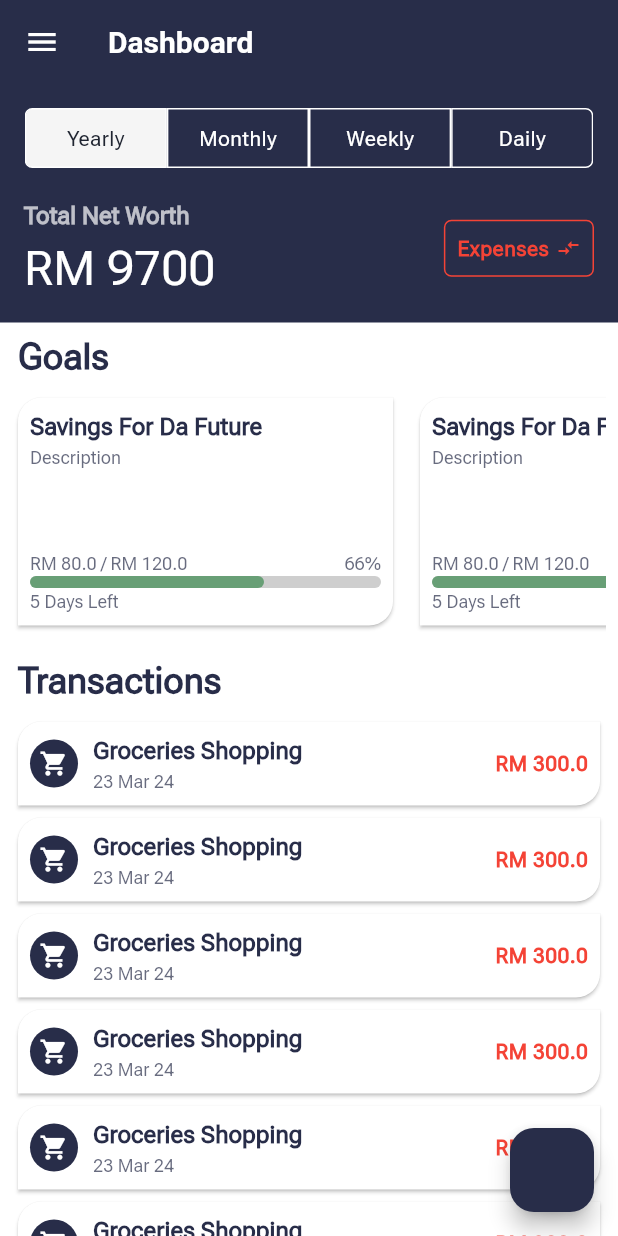
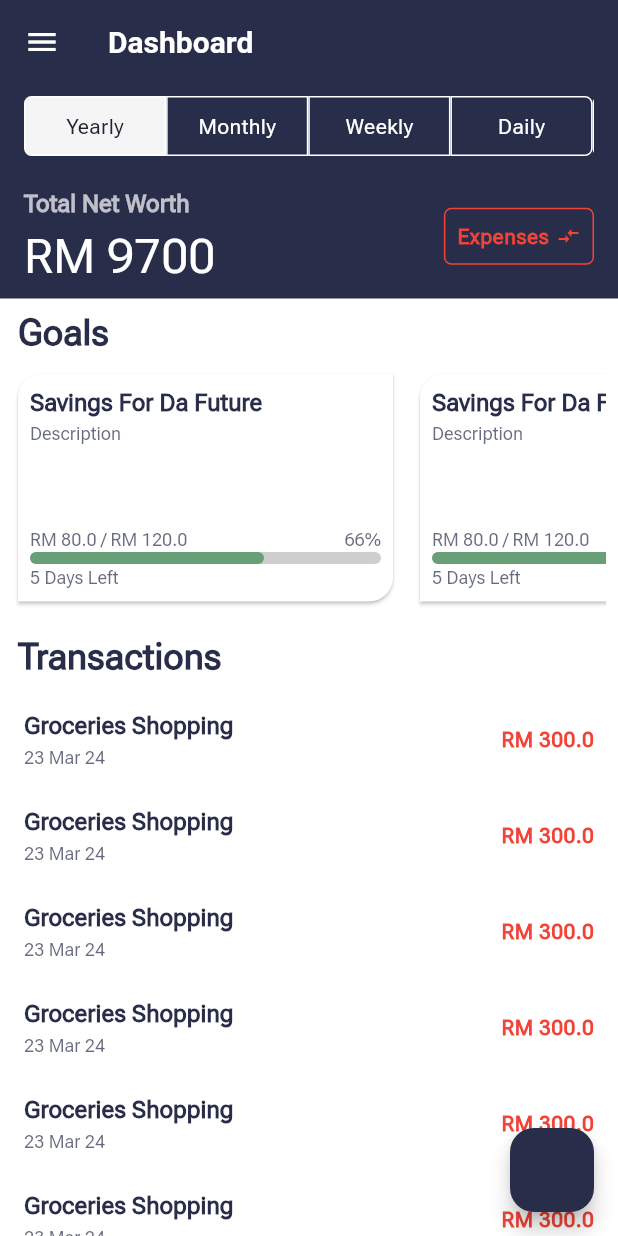
Before and after one commit to AnwarBujangHuat/budgetapp, a Flutter app: the screen it shows after launch, on a phone screen of 412 x 824 dp. Run offline on Flutter 3.47's test engine with Material 3 defaults, Android fonts, the phone set to English and light mode, and no system bars; our stand-ins replace connectivity_plus, dartz, dio, fl_chart, freezed_annotation, hooks_riverpod and 1 more; generated files the repository leaves out were written again.

Commit message:
style: :iphone: new design for trasaction

```diff
--- a/lib/presentation/dashboard/view/dashboard_view.dart
+++ b/lib/presentation/dashboard/view/dashboard_view.dart
@@ -85,14 +85,14 @@ class MyHeader extends ConsumerWidget {
       child: Column(
         children: [
           Padding(
-            padding: const EdgeInsets.all(16.0),
+            padding: const EdgeInsets.symmetric(horizontal: 16.0, vertical: 8),
             child: Column(
               mainAxisAlignment: MainAxisAlignment.start,
               crossAxisAlignment: CrossAxisAlignment.center,
               children: [
                 SizedBox(
                   height: 40,
-                  width: screenWidth * .92,
+                  width: screenWidth,
                   child: ListView.builder(
                     scrollDirection: Axis.horizontal,
                     shrinkWrap: true,
--- a/lib/presentation/dashboard/widget/card_transaction.dart
+++ b/lib/presentation/dashboard/widget/card_transaction.dart
@@ -24,6 +24,20 @@ class TransactionCard extends StatelessWidget {
   @override
   Widget build(BuildContext context) {
     ThemeData currentTheme = Theme.of(context);
+    return ListTile(
+      minVerticalPadding: 0,
+      dense: true,
+      contentPadding: const EdgeInsets.symmetric(horizontal: 8),
+      title: Text(title, style: currentTheme.textTheme.titleSmall),
+      subtitle: Text(formatDate(dateTime: date),
+          style: currentTheme.textTheme.labelSmall),
+      trailing: Text('RM $expenses',
+          style: currentTheme.textTheme.bodyMedium!.copyWith(
+              fontWeight: FontWeight.bold,
+              color: type == TransactionType.out
+                  ? AppColors.lightRed
+                  : AppColors.lightGreen)),
+    );
 
     return Card(
       child: Padding(
```
